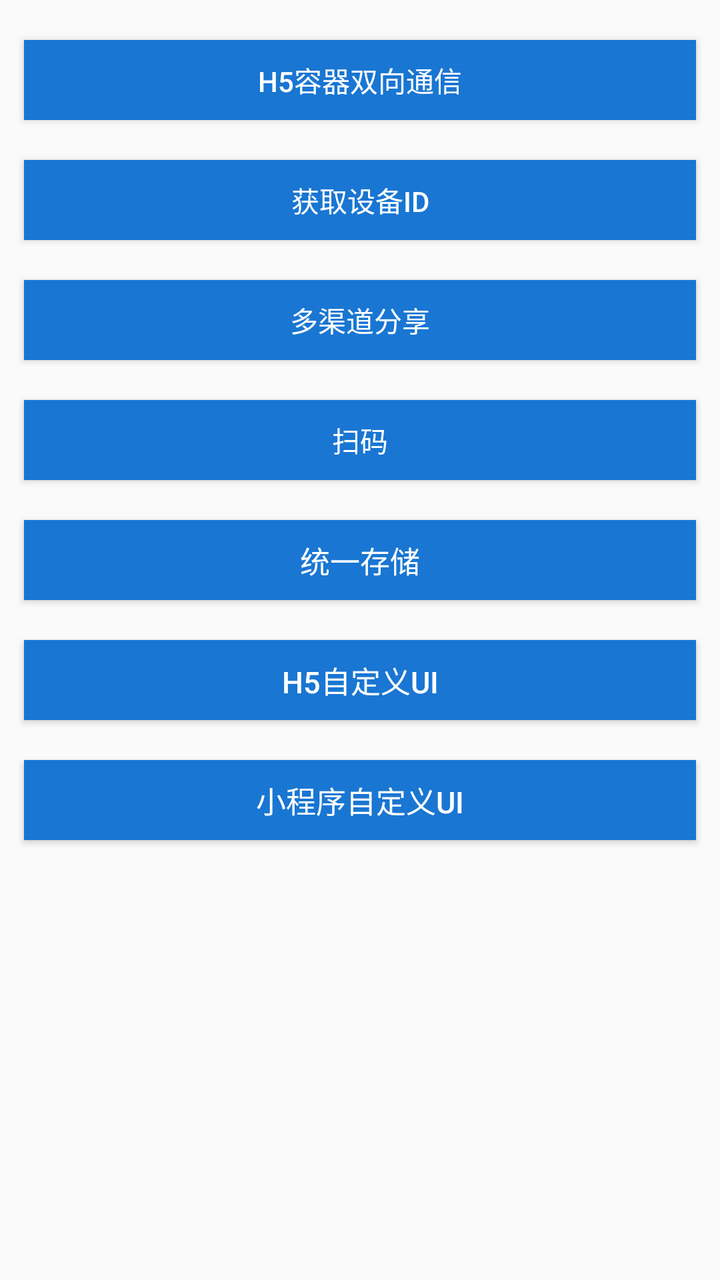
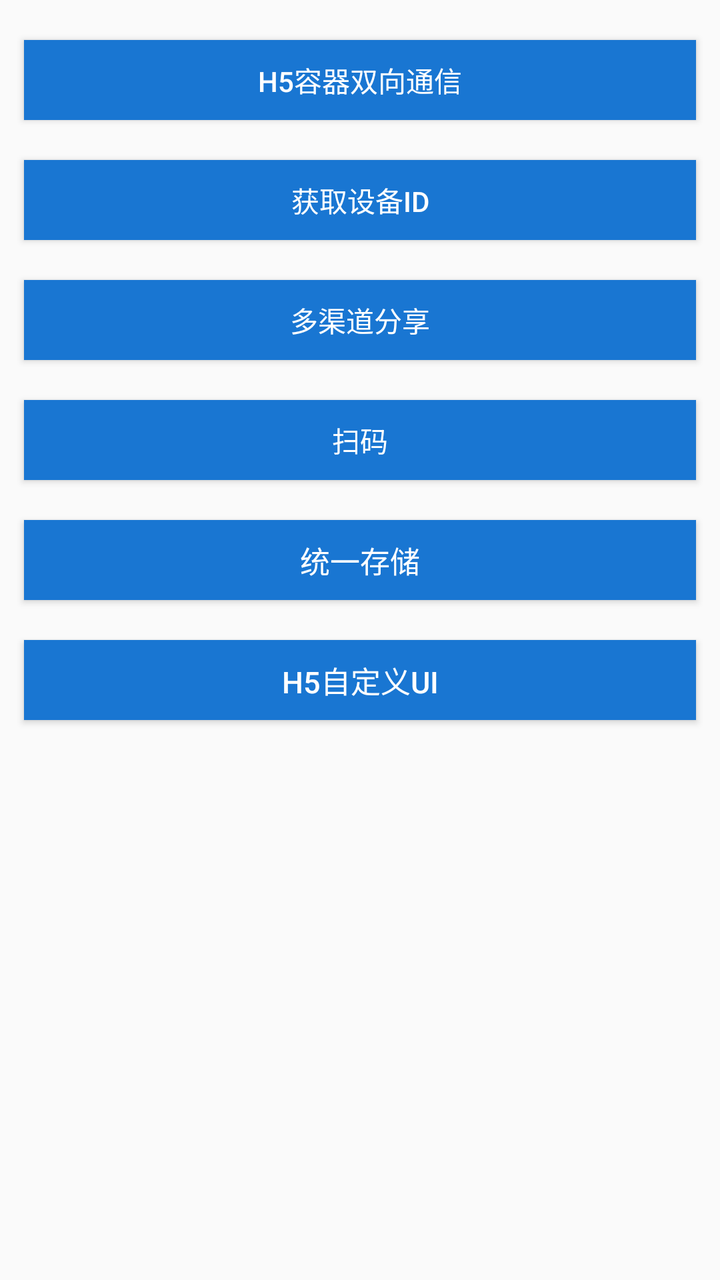

Two renders of the same Android screen: before a commit and after it. Below are the layout's source before the change and the commit's diff.
<!-- AndroidManifest.xml: application theme AppTheme -->
<!-- res/layout/activity_uicontrol.xml -->
<?xml version="1.0" encoding="utf-8"?>
<LinearLayout xmlns:android="http://schemas.android.com/apk/res/android"
    android:layout_width="match_parent"
    android:layout_height="match_parent"
    android:orientation="vertical">

    <ScrollView
        android:layout_width="match_parent"
        android:layout_height="match_parent">

        <LinearLayout
            android:layout_width="match_parent"
            android:layout_height="match_parent"
            android:orientation="vertical">

            <Button
                android:id="@+id/btn_H5"
                android:layout_width="match_parent"
                android:layout_height="40dp"
                android:layout_marginLeft="12dp"
                android:layout_marginTop="20dp"
                android:layout_marginRight="12dp"
                android:layout_marginBottom="20dp"
                android:background="@color/colorPrimary"
                android:clickable="true"
                android:text="@string/H5"
                android:textColor="@android:color/white" />

            <Button
                android:id="@+id/btn_getid"
                android:layout_width="match_parent"
                android:layout_height="40dp"
                android:layout_marginLeft="12dp"
                android:layout_marginRight="12dp"
                android:layout_marginBottom="20dp"
                android:background="@color/h5_default_titlebar_color"
                android:clickable="true"
                android:text="@string/getid"
                android:textColor="@android:color/white" />

            <Button
                android:id="@+id/btn_share"
                android:layout_width="match_parent"
                android:layout_height="40dp"
                android:layout_marginLeft="12dp"
                android:layout_marginRight="12dp"
                android:layout_marginBottom="20dp"
                android:background="@color/h5_default_titlebar_color"
                android:text="@string/share"
                android:textColor="@android:color/white" />

            <Button
                android:id="@+id/btn_scan"
                android:layout_width="match_parent"
                android:layout_height="40dp"
                android:layout_marginLeft="12dp"
                android:layout_marginRight="12dp"
                android:layout_marginBottom="20dp"
                android:background="@color/h5_default_titlebar_color"
                android:clickable="true"
                android:text="@string/scan"
                android:textColor="@android:color/white" />

            <Button
                android:id="@+id/btn_IDE"
                android:layout_width="match_parent"
                android:layout_height="40dp"
                android:layout_marginLeft="12dp"
                android:layout_marginRight="12dp"
                android:layout_marginBottom="20dp"
                android:background="@color/colorPrimary"
                android:clickable="true"
                android:text="@string/ide"
                android:textColor="@android:color/white"
                android:visibility="gone" />

            <Button
                android:id="@+id/btn_stroage"
                android:layout_width="match_parent"
                android:layout_height="40dp"
                android:layout_marginLeft="12dp"
                android:layout_marginRight="12dp"
                android:layout_marginBottom="20dp"
                android:background="@color/colorPrimary"
                android:clickable="true"
                android:gravity="center"
                android:text="@string/storage"
                android:textColor="@android:color/white"
                android:textSize="15sp" />

            <Button
                android:id="@+id/btn_h5_custom"
                android:layout_width="match_parent"
                android:layout_height="40dp"
                android:layout_marginLeft="12dp"
                android:layout_marginRight="12dp"
                android:layout_marginBottom="20dp"
                android:background="@color/colorPrimary"
                android:clickable="true"
                android:gravity="center"
                android:text="H5自定义UI"
                android:textColor="@android:color/white"
                android:textSize="15sp" />

            <Button
                android:id="@+id/btn_tiny_custom"
                android:layout_width="match_parent"
                android:layout_height="40dp"
                android:layout_marginLeft="12dp"
                android:layout_marginRight="12dp"
                android:layout_marginBottom="20dp"
                android:background="@color/colorPrimary"
                android:clickable="true"
                android:gravity="center"
                android:text="小程序自定义UI"
                android:textColor="@android:color/white"
                android:textSize="15sp" />
        </LinearLayout>


    </ScrollView>

</LinearLayout>
<!-- resources referenced by this layout -->
<resources>
  <color name="colorPrimary">#1976d2</color>
  <color name="h5_default_titlebar_color">#1976d2</color>
  <string name="H5">H5容器双向通信</string>
  <string name="getid">获取设备id</string>
  <string name="ide">IDE插件支持移动端快速开发</string>
  <string name="scan">扫码</string>
  <string name="share">多渠道分享</string>
  <string name="storage">统一存储</string>
  <style name="AppTheme" parent="Theme.AppCompat.Light.DarkActionBar">
          
          <item name="colorPrimary">@color/colorPrimary</item>
          <item name="colorPrimaryDark">@color/colorPrimaryDark</item>
          <item name="colorAccent">@color/colorAccent</item>
      </style>
  <color name="colorPrimaryDark">#1976d2</color>
  <color name="colorAccent">#03DAC5</color>
</resources>

<!-- the commit's change to res/layout/activity_uicontrol.xml (unified diff, before → after) -->
@@ -111,6 +111,7 @@
                 android:layout_marginBottom="20dp"
                 android:background="@color/colorPrimary"
                 android:clickable="true"
+                android:visibility="gone"
                 android:gravity="center"
                 android:text="小程序自定义UI"
                 android:textColor="@android:color/white"
